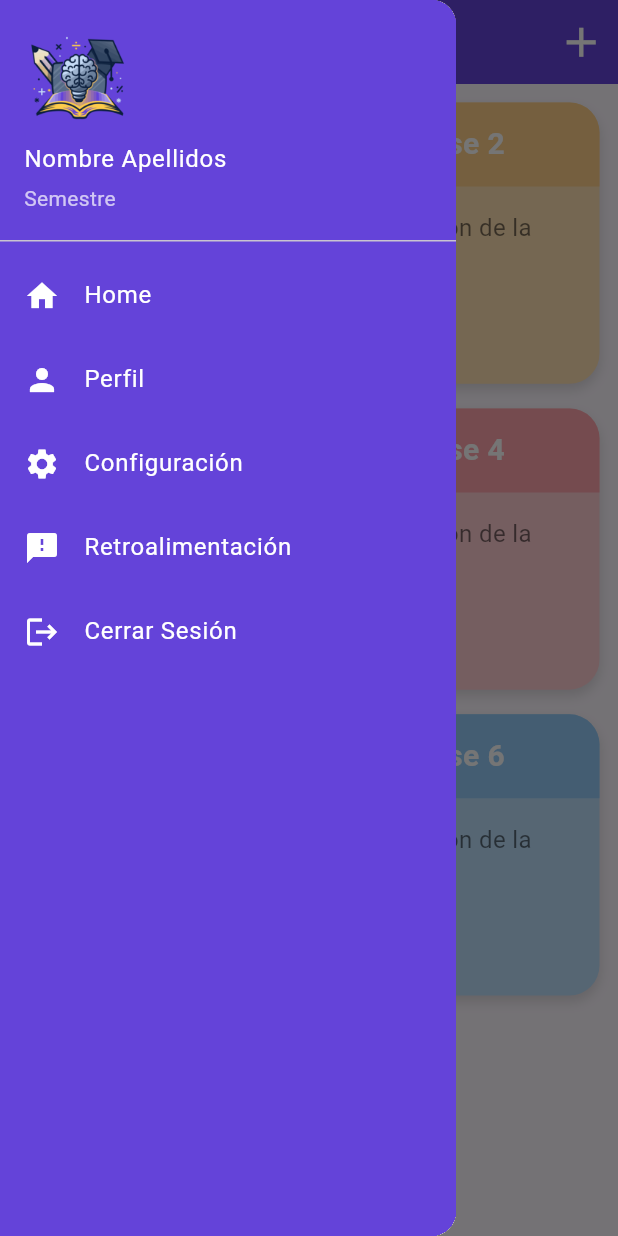
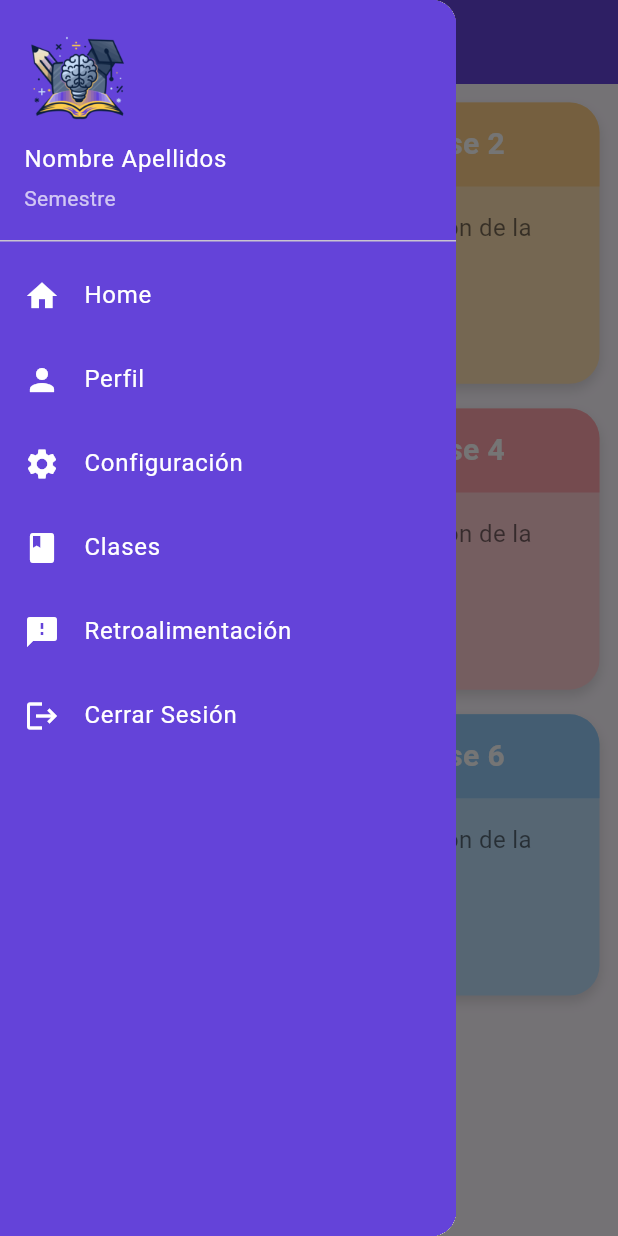
Before and after one commit to Sammy1228/appClasstech, a Flutter app: the ClasesScreen screen opened by its route, with the side drawer open, on a phone screen of 412 x 824 dp. Run offline on Flutter 3.47's test engine with Material 3 defaults, Android fonts, the phone set to English and light mode, and no system bars; our stand-ins replace cloud_firestore, firebase_auth, firebase_core, shared_preferences; accounts and stored records are empty.

Commit message:
Corrección - Ahora ambos tipos de usuario pueden ver las clases y actividades pero solo el profesor podrá realizar acciones(habilitar botones).

```diff
--- a/lib/class.dart
+++ b/lib/class.dart
@@ -1,3 +1,6 @@
+import 'package:appzacek/providers/provider_autenticacion.dart';
+import 'package:provider/provider.dart';
+
 import 'crearclase.dart';
 import 'crearactividad.dart';
 import 'package:flutter/material.dart';
@@ -21,6 +24,7 @@ class ClasesScreen extends StatelessWidget {
   Widget build(BuildContext context) {
     final responsive = Responsive(context);
     final isPortrait = responsive.isPortrait;
+    final tipoUsuario = Provider.of<Authentication>(context).tipoUsuario;
 
     return Scaffold(
       appBar: AppBar(
@@ -34,6 +38,7 @@ class ClasesScreen extends StatelessWidget {
         backgroundColor: AppTheme.primaryColor,
         iconTheme: const IconThemeData(color: AppTheme.backgroundColor),
         actions: [
+          if (tipoUsuario == 'profesor') // Solo profesores ven el botón + para crear classes o actividades
             IconButton(
               icon: AppTheme.themedIcon(
                 Icons.add,
--- a/lib/tituloact.dart
+++ b/lib/tituloact.dart
@@ -1,4 +1,6 @@
+import 'package:appzacek/providers/provider_autenticacion.dart';
 import 'package:flutter/material.dart';
+import 'package:provider/provider.dart';
 import '../theme/app_theme.dart';
 import 'widgets/custom_drawer.dart';
 import '../Utils/responsive.dart';
@@ -10,6 +12,7 @@ class ActividadPage extends StatelessWidget {
   Widget build(BuildContext context) {
     final responsive = Responsive(context);
     final width = MediaQuery.of(context).size.width;
+    final tipoUsuario = Provider.of<Authentication>(context).tipoUsuario;
 
     return Scaffold(
       backgroundColor: Colors.grey[200],
@@ -28,6 +31,7 @@ class ActividadPage extends StatelessWidget {
           ),
         ),
         actions: [
+          if (tipoUsuario == 'profesor') // Solo profesores ven el botón de eliminar
           IconButton(
             icon: const Icon(Icons.delete, color: AppTheme.backgroundColor),
             onPressed: () {},
--- a/lib/widgets/custom_drawer.dart
+++ b/lib/widgets/custom_drawer.dart
@@ -54,7 +54,6 @@ class CustomDrawer extends StatelessWidget {
                     Navigator.pushReplacementNamed(context, '/config');
                   },
                 ),
-                if (tipoUsuario == 'profesor')
                 _drawerItem(
                   icon: Icons.book,
                   text: "Clases",
```
Lines whose indentation alone changed are shown as unchanged.
